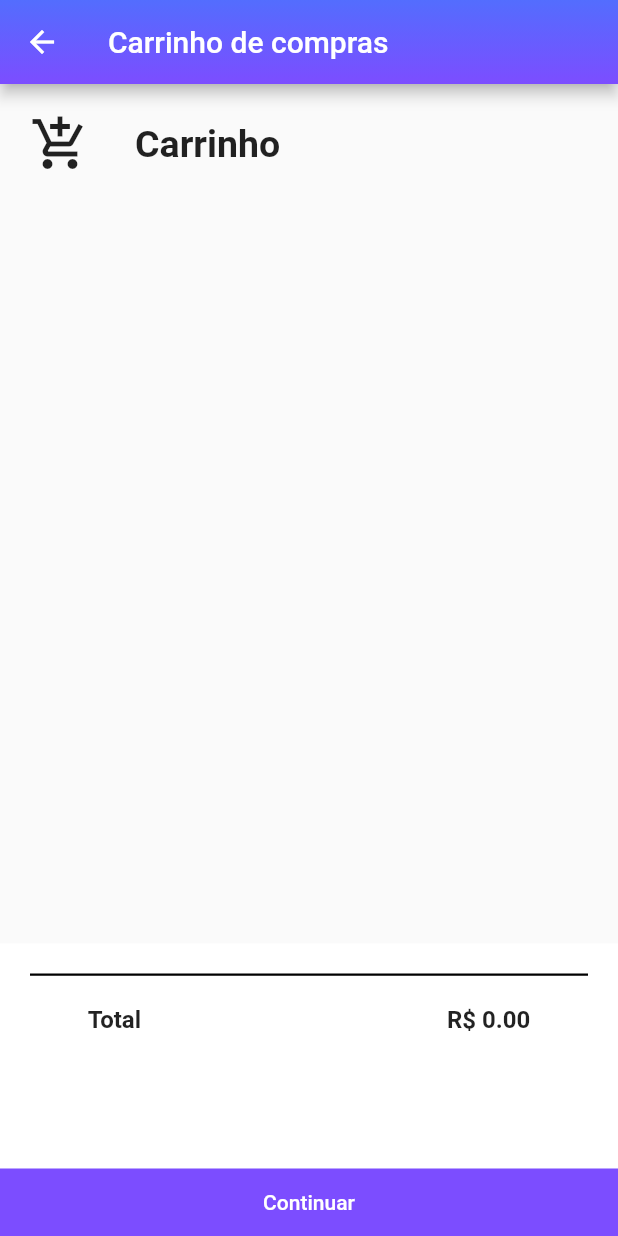
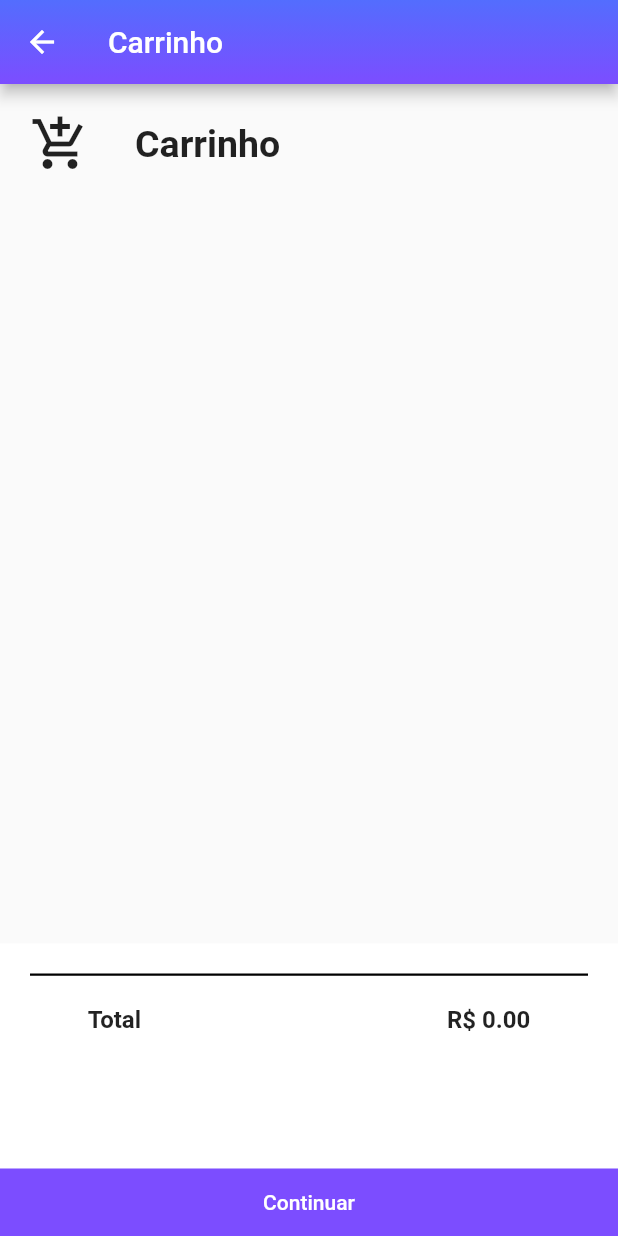
Before and after one commit to Bruno-rag/Burger, a Flutter app: the CarrinhoPage screen opened directly, on a phone screen of 412 x 824 dp. Run offline on Flutter 3.47's test engine with Material 2 defaults, Android fonts, the phone set to English and light mode, and no system bars; our stand-ins replace cloud_firestore, firebase_auth, firebase_core; accounts and stored records are empty; network calls fail.

Commit message:
modificação

```diff
--- a/lib/carrinho.page.dart
+++ b/lib/carrinho.page.dart
@@ -25,7 +25,7 @@ class _CarrinhoPageState extends State<CarrinhoPage> {
     child: Scaffold(
       appBar: AppBar(
         title: Text(
-            "Carrinho de compras"
+            "Carrinho"
         ),
         //estilo do appbar
         flexibleSpace: Container(
```
